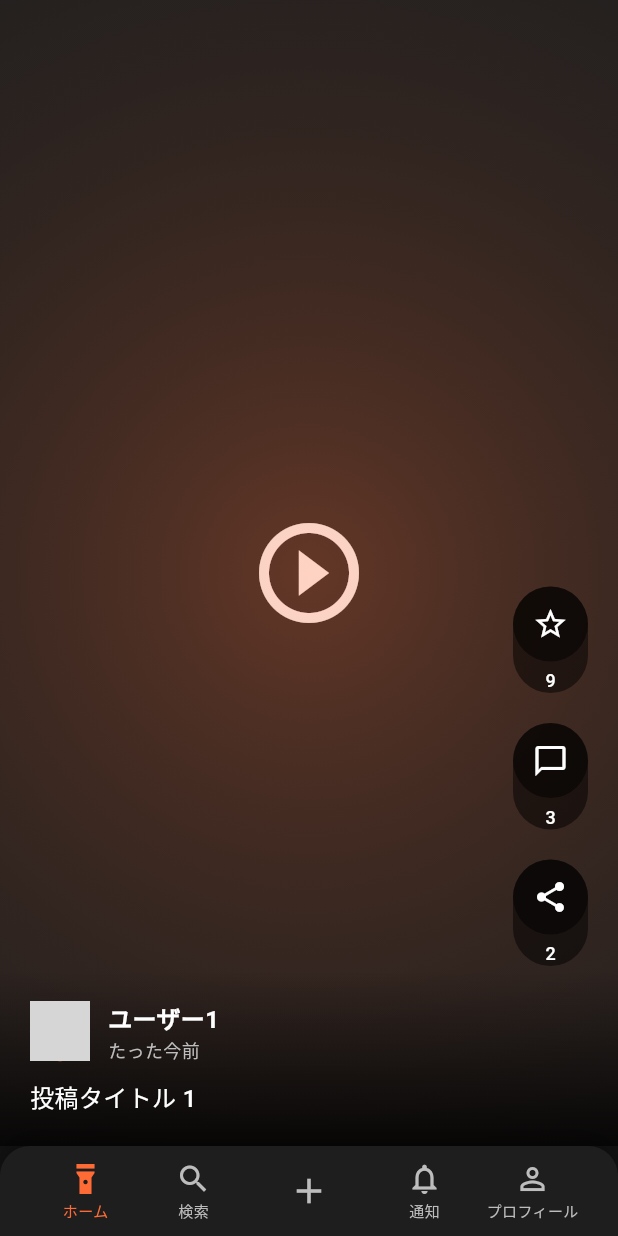
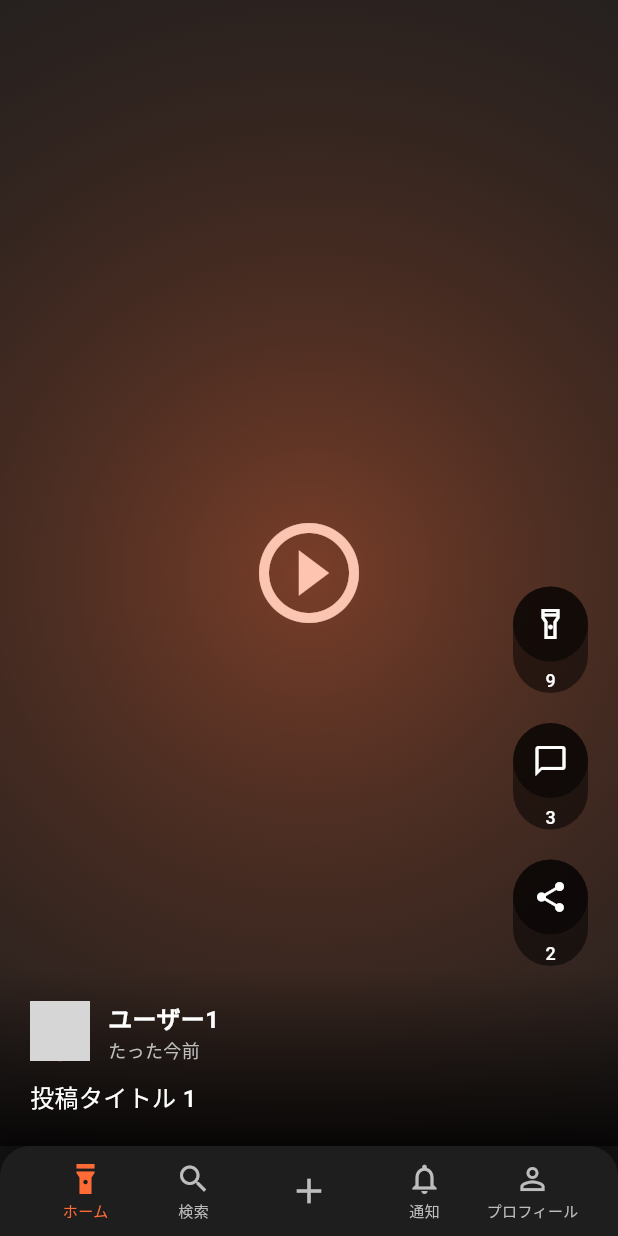
Before and after one commit to chumenium/spotlight, a Flutter app: the screen it shows after launch, after a tap on "10", on a phone screen of 412 x 824 dp. Run offline on Flutter 3.47's test engine with Material 3 defaults, Android fonts, the phone set to English and light mode, and no system bars; network calls fail; grey boxes are pictures that could not be loaded.

Commit message:
スワイプでスポットライト使用時のUIUXを整備

```diff
--- a/lib/screens/home_screen.dart
+++ b/lib/screens/home_screen.dart
@@ -19,9 +19,8 @@ class _HomeScreenState extends State<HomeScreen> with TickerProviderStateMixin {
   // ジェスチャー関連
   double _swipeOffset = 0.0;
   bool _isSpotlighting = false;
-  AnimationController? _spotlightAnimationController;
+  bool _isSpotlighted = false; // スポットライト済み状態
   AnimationController? _ambientAnimationController;
-  Animation<double>? _spotlightScaleAnimation;
   Animation<double>? _ambientOpacityAnimation;
 
   // ウィジェットの破棄状態を管理
@@ -34,25 +33,12 @@ class _HomeScreenState extends State<HomeScreen> with TickerProviderStateMixin {
     SystemChrome.setEnabledSystemUIMode(SystemUiMode.immersive);
 
     // アニメーションコントローラー初期化
-    _spotlightAnimationController = AnimationController(
-      duration: const Duration(milliseconds: 300),
-      vsync: this,
-    );
-
     _ambientAnimationController = AnimationController(
       duration: const Duration(milliseconds: 500),
       vsync: this,
     );
 
     // アニメーション設定
-    _spotlightScaleAnimation = Tween<double>(
-      begin: 0.0,
-      end: 1.0,
-    ).animate(CurvedAnimation(
-      parent: _spotlightAnimationController!,
-      curve: Curves.elasticOut,
-    ));
-
     _ambientOpacityAnimation = Tween<double>(
       begin: 0.0,
       end: 1.0,
@@ -66,7 +52,6 @@ class _HomeScreenState extends State<HomeScreen> with TickerProviderStateMixin {
   void dispose() {
     _isDisposed = true;
     _pageController.dispose();
-    _spotlightAnimationController?.dispose();
     _ambientAnimationController?.dispose();
     // ステータスバーを表示に戻す
     SystemChrome.setEnabledSystemUIMode(SystemUiMode.edgeToEdge);
@@ -79,10 +64,60 @@ class _HomeScreenState extends State<HomeScreen> with TickerProviderStateMixin {
       backgroundColor: Colors.black,
       body: Stack(
         children: [
+          // 下のレイヤー（常駐の懐中電灯アイコン）
+          Positioned.fill(
+            child: Transform.translate(
+              offset: Offset(_swipeOffset * 0.1, 0),
+              child: Transform.rotate(
+                angle: _swipeOffset * 0.0005, // 下のレイヤーも軽く回転
+                alignment: Alignment.bottomLeft,
+                child: Container(
+                  decoration: BoxDecoration(
+                    gradient: LinearGradient(
+                      begin: Alignment.centerLeft,
+                      end: Alignment.centerRight,
+                      colors: [
+                        SpotLightColors.getSpotlightColor(0).withOpacity(0.8),
+                        SpotLightColors.getSpotlightColor(0).withOpacity(0.6),
+                      ],
+                    ),
+                  ),
+                  child: const Center(
+                    child: Column(
+                      mainAxisAlignment: MainAxisAlignment.center,
+                      children: [
+                        Icon(
+                          Icons.flashlight_on,
+                          color: Colors.white,
+                          size: 80,
+                        ),
+                        SizedBox(height: 20),
+                        Text(
+                          'スポットライト！',
+                          style: TextStyle(
+                            color: Colors.white,
+                            fontSize: 24,
+                            fontWeight: FontWeight.bold,
+                          ),
+                        ),
+                      ],
+                    ),
+                  ),
+                ),
+              ),
+            ),
+          ),
+
           // 全画面投稿表示（ジェスチャー対応）
-          GestureDetector(
+          Positioned.fill(
+            child: GestureDetector(
               onPanUpdate: _handlePanUpdate,
               onPanEnd: _handlePanEnd,
+              child: Transform.translate(
+                offset: Offset(_swipeOffset * 0.3, 0), // スワイプに応じてズレ
+                child: Transform.rotate(
+                  angle: _swipeOffset * 0.001, // スワイプに応じて左下を中心に回転
+                  alignment: Alignment.bottomLeft, // 左下を中心に回転
                   child: PageView.builder(
                     controller: _pageController,
                     scrollDirection: Axis.vertical, // 縦スクロール
@@ -96,6 +131,9 @@ class _HomeScreenState extends State<HomeScreen> with TickerProviderStateMixin {
                     itemBuilder: (context, index) {
                       return _buildPostContent(_posts[index]);
                     },
+                  ),
+                ),
+              ),
             ),
           ),
 
@@ -121,38 +159,22 @@ class _HomeScreenState extends State<HomeScreen> with TickerProviderStateMixin {
               },
             ),
 
-          // スポットライトアイコン（右スワイプ時）
-          if (_swipeOffset > 0 && _spotlightScaleAnimation != null)
+          // スポットライト完了時のアニメーション
+          if (_isSpotlighted && _ambientOpacityAnimation != null)
             AnimatedBuilder(
-              animation: _spotlightScaleAnimation!,
+              animation: _ambientOpacityAnimation!,
               builder: (context, child) {
-                return Positioned(
-                  right: 50 + (_swipeOffset * 0.5),
-                  top: MediaQuery.of(context).size.height * 0.5 - 40,
-                  child: Transform.scale(
-                    scale: _spotlightScaleAnimation!.value,
-                    child: GestureDetector(
-                      onTap: _handleSpotlightTap,
-                      child: Container(
-                        width: 80,
-                        height: 80,
+                return Container(
+                  width: double.infinity,
+                  height: double.infinity,
                   decoration: BoxDecoration(
-                          color: SpotLightColors.getSpotlightColor(0),
-                          shape: BoxShape.circle,
-                          boxShadow: [
-                            BoxShadow(
-                              color: SpotLightColors.getSpotlightColor(0).withOpacity(0.5),
-                              blurRadius: 20,
-                              spreadRadius: 5,
-                            ),
+                    gradient: RadialGradient(
+                      center: Alignment.center,
+                      radius: 1.5,
+                      colors: [
+                        SpotLightColors.getSpotlightColor(0).withOpacity(0.4 * _ambientOpacityAnimation!.value),
+                        Colors.transparent,
                       ],
-                        ),
-                        child: const Icon(
-                          Icons.star,
-                          color: Colors.white,
-                          size: 40,
-                        ),
-                      ),
                     ),
                   ),
                 );
@@ -443,7 +465,7 @@ class _HomeScreenState extends State<HomeScreen> with TickerProviderStateMixin {
       children: [
               // スポットライトボタン
               _buildControlButton(
-          icon: post.isSpotlighted ? Icons.star : Icons.star_border,
+                icon: post.isSpotlighted ? Icons.flashlight_on : Icons.flashlight_on_outlined,
                 color: post.isSpotlighted
                     ? SpotLightColors.getSpotlightColor(0)
                     : Colors.white,
@@ -542,86 +564,34 @@ class _HomeScreenState extends State<HomeScreen> with TickerProviderStateMixin {
     // 右スワイプのみを検出
     if (details.delta.dx > 0) {
       setState(() {
-        _swipeOffset = math.min(_swipeOffset + details.delta.dx, 200.0);
+        _swipeOffset = math.min(_swipeOffset + details.delta.dx, 300.0);
       });
-
-      // スワイプ量に応じてスポットライトアイコンを表示
-      if (_swipeOffset > 50 && _spotlightAnimationController != null && !_spotlightAnimationController!.isAnimating) {
-        _spotlightAnimationController!.forward();
-      }
     }
   }
 
   void _handlePanEnd(DragEndDetails details) {
-    // スワイプが十分でない場合は元に戻す
-    if (_swipeOffset < 100) {
+    // スワイプが十分な場合は即座にスポットライト実行
+    if (_swipeOffset > 80) {
+      _executeSpotlight();
+    } else {
+      // スワイプが不十分な場合は元に戻す
       setState(() {
         _swipeOffset = 0.0;
       });
-      _spotlightAnimationController?.reverse();
     }
   }
 
-  void _handleSpotlightTap() {
-    // スポットライト実行
+  // スポットライト実行（共通処理）
+  void _executeSpotlight() {
     setState(() {
-      _isSpotlighting = true;
+      _isSpotlighted = true;
+      _swipeOffset = 0.0; // スワイプオフセットをリセット
     });
 
     // アンビエントライティングアニメーション開始
     _ambientAnimationController?.forward();
 
     // 投稿のスポットライト状態を更新
-    _posts[_currentIndex] = Post(
-      id: _posts[_currentIndex].id,
-      userId: _posts[_currentIndex].userId,
-      username: _posts[_currentIndex].username,
-      userAvatar: _posts[_currentIndex].userAvatar,
-      title: _posts[_currentIndex].title,
-      content: _posts[_currentIndex].content,
-      type: _posts[_currentIndex].type,
-      mediaUrl: _posts[_currentIndex].mediaUrl,
-      thumbnailUrl: _posts[_currentIndex].thumbnailUrl,
-      likes: _posts[_currentIndex].likes,
-      comments: _posts[_currentIndex].comments,
-      shares: _posts[_currentIndex].shares,
-      isSpotlighted: true, // スポットライト状態を更新
-      createdAt: _posts[_currentIndex].createdAt,
-    );
-
-    // 2秒後にアニメーションをリセット
-    Future.delayed(const Duration(seconds: 2), () {
-      if (!_isDisposed && mounted) {
-        _ambientAnimationController?.reverse().then((_) {
-          if (!_isDisposed && mounted) {
-            _resetSpotlightState();
-          }
-        });
-      }
-    });
-  }
-
-  void _resetSpotlightState() {
-    if (!_isDisposed && mounted) {
-      setState(() {
-        _swipeOffset = 0.0;
-        _isSpotlighting = false;
-      });
-    }
-    _spotlightAnimationController?.reset();
-    _ambientAnimationController?.reset();
-  }
-
-  // ボタン機能実装
-  void _handleSpotlightButton(Post post) {
-    setState(() {
-      _isSpotlighting = true;
-    });
-
-    // アンビエントライティングアニメーション開始
-    _ambientAnimationController?.forward();
-
-    // 投稿のスポットライト状態とライク数を更新
     final currentPost = _posts[_currentIndex];
     _posts[_currentIndex] = Post(
       id: currentPost.id,
@@ -646,12 +616,28 @@ class _HomeScreenState extends State<HomeScreen> with TickerProviderStateMixin {
         _ambientAnimationController?.reverse().then((_) {
           if (!_isDisposed && mounted) {
             setState(() {
-              _isSpotlighting = false;
+              _isSpotlighted = false;
             });
           }
         });
       }
     });
+  }
+
+  void _resetSpotlightState() {
+    if (!_isDisposed && mounted) {
+      setState(() {
+        _swipeOffset = 0.0;
+        _isSpotlighting = false;
+        _isSpotlighted = false;
+      });
+    }
+    _ambientAnimationController?.reset();
+  }
+
+  // ボタン機能実装
+  void _handleSpotlightButton(Post post) {
+    _executeSpotlight();
   }
 
   void _handleCommentButton(Post post) {
```
Lines whose indentation alone changed are shown as unchanged.
